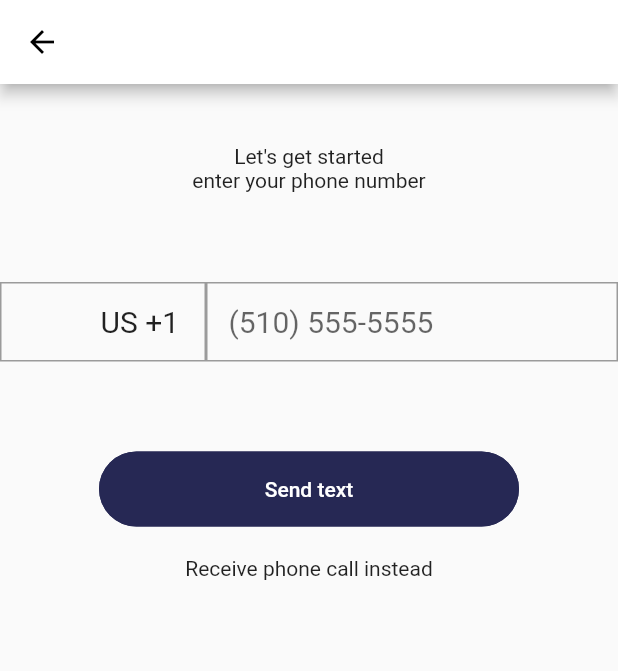
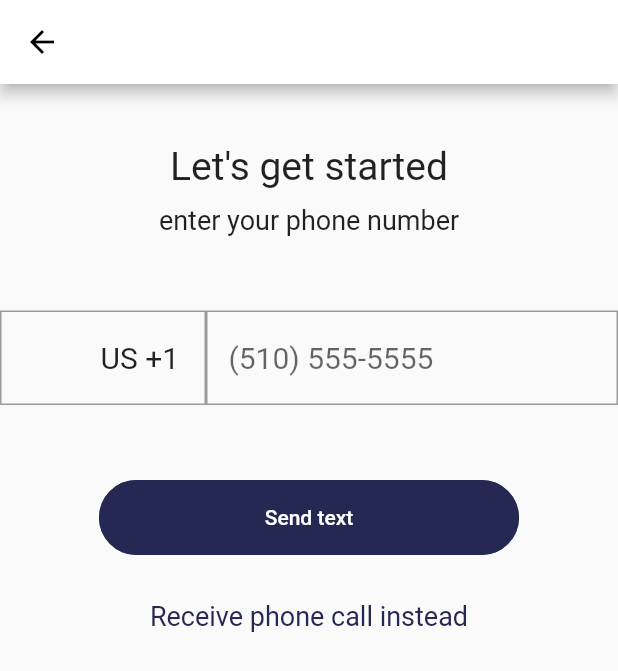
Before and after one commit to ekayy/alike_learning, a Flutter app: the AuthVerify screen opened directly, on a phone screen of 412 x 824 dp. Shown: the top 671 px of the screen. Run offline on Flutter 3.47's test engine with Material 2 defaults, Android fonts, the phone set to English and light mode, and no system bars; our stand-ins replace flutter_masked_text, pin_code_text_field.

Commit message:
Style and spacing for phone verification route

```diff
--- a/lib/src/auth/auth_verify.dart
+++ b/lib/src/auth/auth_verify.dart
@@ -52,7 +52,7 @@ class _AuthVerifyState extends State<AuthVerify> {
                   ),
                   // errorBorder: InputBorder.none,
                   contentPadding:
-                      EdgeInsets.only(left: 15, bottom: 15, top: 15, right: 15),
+                      EdgeInsets.only(left: 15, bottom: 20, top: 20, right: 15),
                 ),
                 style: TextStyle(
                   fontSize: 20.0,
@@ -81,7 +81,7 @@ class _AuthVerifyState extends State<AuthVerify> {
                     ),
                     // errorBorder: InputBorder.none,
                     contentPadding: EdgeInsets.only(
-                        left: 15, bottom: 15, top: 15, right: 15),
+                        left: 15, bottom: 20, top: 20, right: 15),
                   ),
                   inputFormatters: [WhitelistingTextInputFormatter.digitsOnly],
                   validator: (String value) {
@@ -159,11 +159,20 @@ class _AuthVerifyState extends State<AuthVerify> {
             Column(
               children: [
                 SizedBox(height: 40),
-                Text('Let\'s get started'),
-                Text('enter your phone number'),
-                SizedBox(height: 60),
+                Text('Let\'s get started',
+                    style: TextStyle(
+                      fontSize: 26,
+                    )),
+                SizedBox(height: 10),
+                Text(
+                  'enter your phone number',
+                  style: TextStyle(
+                    fontSize: 18,
+                  ),
+                ),
+                SizedBox(height: 50),
                 (!showVerification ? (phoneInput()) : pinInput()),
-                SizedBox(height: 60),
+                SizedBox(height: 50),
                 (!showVerification
                     ? (Button(
                         text: (!showVerification ? 'Send text' : 'Confirm'),
@@ -189,9 +198,15 @@ class _AuthVerifyState extends State<AuthVerify> {
                                 builder: (context) => AuthCreateAccount()),
                           );
                         }))),
-                SizedBox(height: 20),
+                SizedBox(height: 30),
                 (!showVerification
-                    ? Text('Receive phone call instead')
+                    ? Text(
+                        'Receive phone call instead',
+                        style: TextStyle(
+                          color: Color(0xFF262854),
+                          fontSize: 18,
+                        ),
+                      )
                     : Text('Try another option')),
               ],
             ),
```
